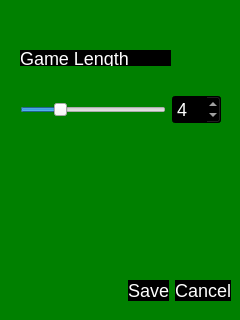
First picture: the form in settingsdialog.ui, repository rochford/cutefootball, before the edit.
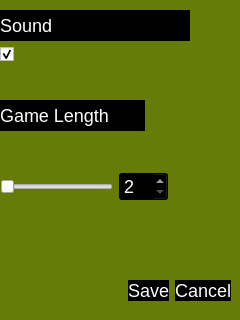
Second picture: the form after the edit.

Commit message: Game sound can be enabled/disabled from the game settings. Lots of bugs in the game play.

```diff
--- a/settingsdialog.ui
+++ b/settingsdialog.ui
@@ -25,9 +25,9 @@
      <colorrole role="Button">
       <brush brushstyle="SolidPattern">
        <color alpha="255">
-        <red>0</red>
-        <green>128</green>
-        <blue>0</blue>
+        <red>103</red>
+        <green>123</green>
+        <blue>9</blue>
        </color>
       </brush>
      </colorrole>
@@ -52,18 +52,18 @@
      <colorrole role="Base">
       <brush brushstyle="SolidPattern">
        <color alpha="255">
-        <red>0</red>
-        <green>128</green>
-        <blue>0</blue>
+        <red>103</red>
+        <green>123</green>
+        <blue>9</blue>
        </color>
       </brush>
      </colorrole>
      <colorrole role="Window">
       <brush brushstyle="SolidPattern">
        <color alpha="255">
-        <red>0</red>
-        <green>128</green>
-        <blue>0</blue>
+        <red>103</red>
+        <green>123</green>
+        <blue>9</blue>
        </color>
       </brush>
      </colorrole>
@@ -81,9 +81,9 @@
      <colorrole role="Button">
       <brush brushstyle="SolidPattern">
        <color alpha="255">
-        <red>0</red>
-        <green>128</green>
-        <blue>0</blue>
+        <red>103</red>
+        <green>123</green>
+        <blue>9</blue>
        </color>
       </brush>
      </colorrole>
@@ -108,18 +108,18 @@
      <colorrole role="Base">
       <brush brushstyle="SolidPattern">
        <color alpha="255">
-        <red>0</red>
-        <green>128</green>
-        <blue>0</blue>
+        <red>103</red>
+        <green>123</green>
+        <blue>9</blue>
        </color>
       </brush>
      </colorrole>
      <colorrole role="Window">
       <brush brushstyle="SolidPattern">
        <color alpha="255">
-        <red>0</red>
-        <green>128</green>
-        <blue>0</blue>
+        <red>103</red>
+        <green>123</green>
+        <blue>9</blue>
        </color>
       </brush>
      </colorrole>
@@ -137,9 +137,9 @@
      <colorrole role="Button">
       <brush brushstyle="SolidPattern">
        <color alpha="255">
-        <red>0</red>
-        <green>128</green>
-        <blue>0</blue>
+        <red>103</red>
+        <green>123</green>
+        <blue>9</blue>
        </color>
       </brush>
      </colorrole>
@@ -164,18 +164,18 @@
      <colorrole role="Base">
       <brush brushstyle="SolidPattern">
        <color alpha="255">
-        <red>0</red>
-        <green>128</green>
-        <blue>0</blue>
+        <red>103</red>
+        <green>123</green>
+        <blue>9</blue>
        </color>
       </brush>
      </colorrole>
      <colorrole role="Window">
       <brush brushstyle="SolidPattern">
        <color alpha="255">
-        <red>0</red>
-        <green>128</green>
-        <blue>0</blue>
+        <red>103</red>
+        <green>123</green>
+        <blue>9</blue>
        </color>
       </brush>
      </colorrole>
@@ -188,7 +188,7 @@
   <property name="styleSheet">
    <string notr="true">QFrame { background: transparent; border: none; } 
 
-QPushButton {
+QPushButton, QCheckbox {
    border: none; 
 	color: white; 
 	background-color: black; 
@@ -204,7 +204,7 @@
 }
 QDialog {
 	color: white; 
-	background-color: green; 
+	background-color: &quot;#677B09&quot;; 
 	font: bold large &quot;Rockwell Extra Bold&quot;; 
 	font-size: 18px; 
 }
@@ -235,12 +235,14 @@
   <widget class="QWidget" name="horizontalLayoutWidget">
    <property name="geometry">
     <rect>
-     <x>20</x>
-     <y>70</y>
-     <width>201</width>
-     <height>80</height>
+     <x>0</x>
+     <y>130</y>
+     <width>280</width>
+     <height>114</height>
     </rect>
    </property>
+   <layout class="QVBoxLayout" name="verticalLayout">
+    <item>
    <layout class="QHBoxLayout" name="horizontalLayout">
     <item>
      <widget class="QSlider" name="horizontalSlider">
@@ -254,7 +256,7 @@
        <number>2</number>
       </property>
       <property name="value">
-       <number>4</number>
+         <number>2</number>
       </property>
       <property name="orientation">
        <enum>Qt::Horizontal</enum>
@@ -273,25 +275,111 @@
        <number>2</number>
       </property>
       <property name="value">
-       <number>4</number>
-      </property>
-     </widget>
+         <number>2</number>
+        </property>
+       </widget>
+      </item>
+      <item>
+       <spacer name="horizontalSpacer">
+        <property name="orientation">
+         <enum>Qt::Horizontal</enum>
+        </property>
+        <property name="sizeHint" stdset="0">
+         <size>
+          <width>40</width>
+          <height>20</height>
+         </size>
+        </property>
+       </spacer>
+      </item>
+     </layout>
     </item>
    </layout>
   </widget>
   <widget class="QLabel" name="label">
    <property name="geometry">
     <rect>
-     <x>20</x>
-     <y>50</y>
-     <width>151</width>
-     <height>16</height>
+     <x>0</x>
+     <y>100</y>
+     <width>145</width>
+     <height>31</height>
     </rect>
    </property>
    <property name="text">
     <string>Game Length</string>
    </property>
   </widget>
+  <widget class="QWidget" name="layoutWidget">
+   <property name="geometry">
+    <rect>
+     <x>0</x>
+     <y>10</y>
+     <width>190</width>
+     <height>52</height>
+    </rect>
+   </property>
+   <layout class="QVBoxLayout" name="verticalLayout_2">
+    <item>
+     <widget class="QLabel" name="label_2">
+      <property name="text">
+       <string>Sound</string>
+      </property>
+     </widget>
+    </item>
+    <item>
+     <widget class="QCheckBox" name="checkBox">
+      <property name="font">
+       <font>
+        <family>Rockwell Extra Bold</family>
+        <pointsize>18</pointsize>
+        <weight>75</weight>
+        <bold>true</bold>
+       </font>
+      </property>
+      <property name="contextMenuPolicy">
+       <enum>Qt::NoContextMenu</enum>
+      </property>
+      <property name="styleSheet">
+       <string notr="true">QFrame { background: transparent; border: none; } 
+
+QPushButton, QCheckbox {
+   border: none; 
+	color: white; 
+	background-color: black; 
+	font: bold large &quot;Rockwell Extra Bold&quot;; 
+	font-size: 18px; 
+}
+
+QPushButton:pressed {
+		color: gold; 
+}
+QPushButton:hover {
+		color: gold; 
+}
+QDialog {
+	color: white; 
+	background-color: &quot;#677B09&quot;; 
+	font: bold large &quot;Rockwell Extra Bold&quot;; 
+	font-size: 18px; 
+}
+
+QSpinBox, QLabel {
+	color: white; 
+	background-color: black; 
+	font: bold large &quot;Rockwell Extra Bold&quot;; 
+	font-size: 18px; 
+}</string>
+      </property>
+      <property name="text">
+       <string/>
+      </property>
+      <property name="checked">
+       <bool>true</bool>
+      </property>
+     </widget>
+    </item>
+   </layout>
+  </widget>
  </widget>
  <resources/>
  <connections>
```
Left out of the diff: 2 changed lines with no effect on the pictures. Lines whose indentation alone changed are shown as unchanged. The commit also changes 6 other files.
